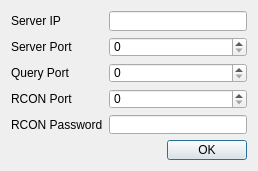
The window that src/settingsdialog.ui (Link1J/MSManager) describes before a commit, drawn with Qt 5.
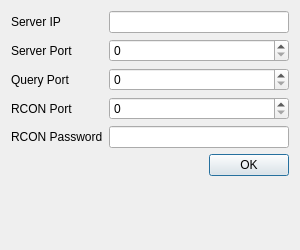
The same window after the commit. Icons and pictures are not drawn.

```diff
--- a/src/settingsdialog.ui
+++ b/src/settingsdialog.ui
@@ -23,8 +23,8 @@
 			<rect>
 				<x>0</x>
 				<y>0</y>
-				<width>258</width>
-				<height>171</height>
+				<width>300</width>
+				<height>250</height>
 			</rect>
 		</property>
 		<property name="sizePolicy">
@@ -35,14 +35,14 @@
 		</property>
 		<property name="minimumSize">
 			<size>
-				<width>258</width>
-				<height>171</height>
+				<width>300</width>
+				<height>250</height>
 			</size>
 		</property>
 		<property name="maximumSize">
 			<size>
-				<width>258</width>
-				<height>171</height>
+				<width>300</width>
+				<height>250</height>
 			</size>
 		</property>
 		<property name="windowTitle">
```
Left out of the diff: 6 changed lines with no effect on the pictures.
